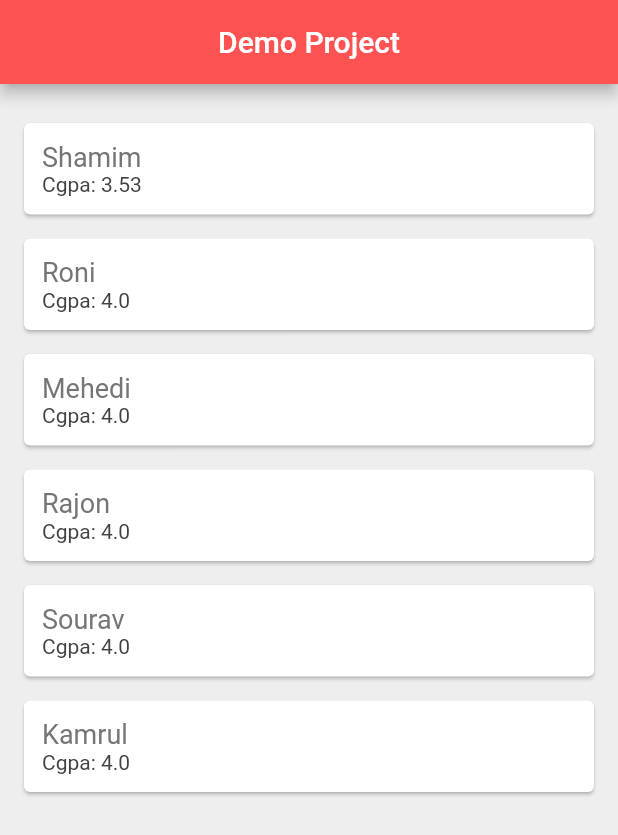
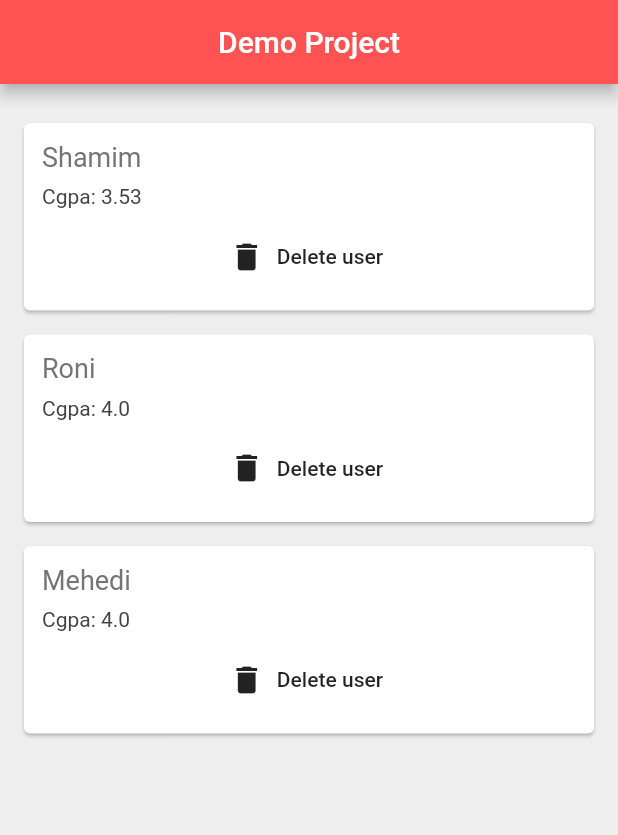
Before and after one commit to 3-Shamim/helping-flutter-project, a Flutter app: the screen it shows after launch, on a phone screen of 412 x 824 dp. Shown: the top 835 px of the screen. Run offline on Flutter 3.47's test engine with Material 2 defaults, Android fonts, the phone set to English and light mode, and no system bars.

Commit message:
delete fuction

```diff
--- a/lib/main.dart
+++ b/lib/main.dart
@@ -41,9 +41,6 @@ class _UserListState extends State<UserList> {
     User("Shamim", 3.53),
     User("Roni", 4),
     User("Mehedi", 4),
-    User("Rajon", 4),
-    User("Sourav", 4),
-    User("Kamrul", 4)
   ];
 
   @override
@@ -51,7 +48,16 @@ class _UserListState extends State<UserList> {
     return Padding(
       padding: EdgeInsets.only(top: 10.0),
       child: Column(
-        children: _userList.map((user) => UserCard(user: user)).toList(),
+        children: _userList
+            .map((user) => UserCard(
+                user: user,
+                delete: () {
+//                  _userList.remove(user);
+                  setState(() {
+                    _userList.remove(user);
+                  });
+                }))
+            .toList(),
       ),
     );
   }
--- a/lib/user_card.dart
+++ b/lib/user_card.dart
@@ -2,9 +2,11 @@ import 'package:flutter/material.dart';
 import 'package:flutterapp/User.dart';
 
 class UserCard extends StatelessWidget {
+
   final User user;
+  final Function delete;
 
-  UserCard({this.user});
+  UserCard({this.user, this.delete});
 
   @override
   Widget build(BuildContext context) {
@@ -22,9 +24,20 @@ class UserCard extends StatelessWidget {
                 color: Colors.grey[600],
               ),
             ),
+            SizedBox(
+              height: 8.0,
+            ),
             Text(
               "Cgpa: ${user.cgpa}",
               style: TextStyle(fontSize: 14.0, color: Colors.grey[800]),
+            ),
+            SizedBox(
+              height: 8.0,
+            ),
+            FlatButton.icon(
+              label: Text("Delete user"),
+              icon: Icon(Icons.delete),
+              onPressed: delete,
             )
           ],
         ),
```
